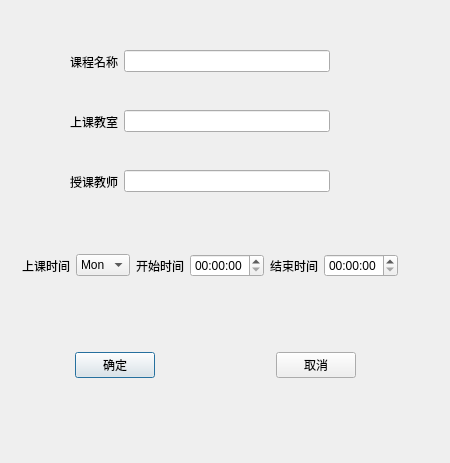
This is newcourse.ui in LuigiNixy/Qt_project as Qt 5 draws it before an edit. The edited form follows.
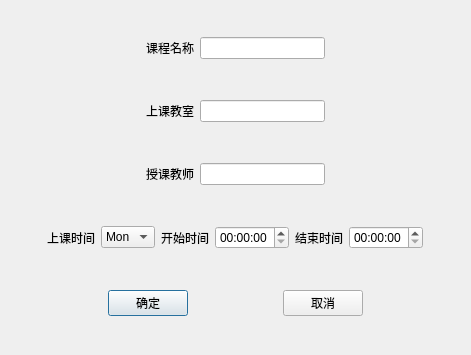
This is the edited form.

```diff
--- a/newcourse.ui
+++ b/newcourse.ui
@@ -6,23 +6,42 @@
    <rect>
     <x>0</x>
     <y>0</y>
-    <width>450</width>
-    <height>463</height>
+    <width>471</width>
+    <height>355</height>
    </rect>
   </property>
+  <property name="sizePolicy">
+   <sizepolicy hsizetype="Fixed" vsizetype="Fixed">
+    <horstretch>0</horstretch>
+    <verstretch>0</verstretch>
+   </sizepolicy>
+  </property>
   <property name="windowTitle">
    <string>Dialog</string>
   </property>
+  <layout class="QVBoxLayout" name="verticalLayout">
+   <item>
   <widget class="QWidget" name="widget" native="true">
-   <property name="geometry">
-    <rect>
-     <x>70</x>
-     <y>40</y>
-     <width>260</width>
-     <height>43</height>
-    </rect>
+     <property name="sizePolicy">
+      <sizepolicy hsizetype="Preferred" vsizetype="Maximum">
+       <horstretch>0</horstretch>
+       <verstretch>0</verstretch>
+      </sizepolicy>
    </property>
    <layout class="QHBoxLayout" name="horizontalLayout">
+      <item>
+       <spacer name="horizontalSpacer_8">
+        <property name="orientation">
+         <enum>Qt::Horizontal</enum>
+        </property>
+        <property name="sizeHint" stdset="0">
+         <size>
+          <width>40</width>
+          <height>20</height>
+         </size>
+        </property>
+       </spacer>
+      </item>
     <item>
      <widget class="QLabel" name="courseName">
       <property name="text">
@@ -33,18 +52,44 @@
     <item>
      <widget class="QLineEdit" name="lineEdit"/>
     </item>
-   </layout>
-  </widget>
+      <item>
+       <spacer name="horizontalSpacer_9">
+        <property name="orientation">
+         <enum>Qt::Horizontal</enum>
+        </property>
+        <property name="sizeHint" stdset="0">
+         <size>
+          <width>40</width>
+          <height>20</height>
+         </size>
+        </property>
+       </spacer>
+      </item>
+     </layout>
+    </widget>
+   </item>
+   <item>
   <widget class="QWidget" name="widget_2" native="true">
-   <property name="geometry">
-    <rect>
-     <x>70</x>
-     <y>100</y>
-     <width>260</width>
-     <height>43</height>
-    </rect>
+     <property name="sizePolicy">
+      <sizepolicy hsizetype="Preferred" vsizetype="Maximum">
+       <horstretch>0</horstretch>
+       <verstretch>0</verstretch>
+      </sizepolicy>
    </property>
    <layout class="QHBoxLayout" name="horizontalLayout_2">
+      <item>
+       <spacer name="horizontalSpacer_6">
+        <property name="orientation">
+         <enum>Qt::Horizontal</enum>
+        </property>
+        <property name="sizeHint" stdset="0">
+         <size>
+          <width>40</width>
+          <height>20</height>
+         </size>
+        </property>
+       </spacer>
+      </item>
     <item>
      <widget class="QLabel" name="classroom">
       <property name="text">
@@ -55,18 +100,44 @@
     <item>
      <widget class="QLineEdit" name="lineEdit_2"/>
     </item>
-   </layout>
-  </widget>
+      <item>
+       <spacer name="horizontalSpacer_7">
+        <property name="orientation">
+         <enum>Qt::Horizontal</enum>
+        </property>
+        <property name="sizeHint" stdset="0">
+         <size>
+          <width>40</width>
+          <height>20</height>
+         </size>
+        </property>
+       </spacer>
+      </item>
+     </layout>
+    </widget>
+   </item>
+   <item>
   <widget class="QWidget" name="widget_3" native="true">
-   <property name="geometry">
-    <rect>
-     <x>70</x>
-     <y>160</y>
-     <width>260</width>
-     <height>43</height>
-    </rect>
+     <property name="sizePolicy">
+      <sizepolicy hsizetype="Preferred" vsizetype="Maximum">
+       <horstretch>0</horstretch>
+       <verstretch>0</verstretch>
+      </sizepolicy>
    </property>
    <layout class="QHBoxLayout" name="horizontalLayout_3">
+      <item>
+       <spacer name="horizontalSpacer_2">
+        <property name="orientation">
+         <enum>Qt::Horizontal</enum>
+        </property>
+        <property name="sizeHint" stdset="0">
+         <size>
+          <width>40</width>
+          <height>20</height>
+         </size>
+        </property>
+       </spacer>
+      </item>
     <item>
      <widget class="QLabel" name="teacherName">
       <property name="text">
@@ -77,16 +148,29 @@
     <item>
      <widget class="QLineEdit" name="lineEdit_3"/>
     </item>
-   </layout>
-  </widget>
+      <item>
+       <spacer name="horizontalSpacer_5">
+        <property name="orientation">
+         <enum>Qt::Horizontal</enum>
+        </property>
+        <property name="sizeHint" stdset="0">
+         <size>
+          <width>40</width>
+          <height>20</height>
+         </size>
+        </property>
+       </spacer>
+      </item>
+     </layout>
+    </widget>
+   </item>
+   <item>
   <widget class="QWidget" name="widget_4" native="true">
-   <property name="geometry">
-    <rect>
-     <x>10</x>
-     <y>230</y>
-     <width>401</width>
-     <height>71</height>
-    </rect>
+     <property name="sizePolicy">
+      <sizepolicy hsizetype="Preferred" vsizetype="Maximum">
+       <horstretch>0</horstretch>
+       <verstretch>0</verstretch>
+      </sizepolicy>
    </property>
    <layout class="QHBoxLayout" name="horizontalLayout_4">
     <item>
@@ -183,16 +267,29 @@
     </item>
    </layout>
   </widget>
+   </item>
+   <item>
   <widget class="QWidget" name="widget_5" native="true">
-   <property name="geometry">
-    <rect>
-     <x>75</x>
-     <y>340</y>
-     <width>281</width>
-     <height>51</height>
-    </rect>
+     <property name="sizePolicy">
+      <sizepolicy hsizetype="Preferred" vsizetype="Maximum">
+       <horstretch>0</horstretch>
+       <verstretch>0</verstretch>
+      </sizepolicy>
    </property>
    <layout class="QHBoxLayout" name="horizontalLayout_5">
+      <item>
+       <spacer name="horizontalSpacer_10">
+        <property name="orientation">
+         <enum>Qt::Horizontal</enum>
+        </property>
+        <property name="sizeHint" stdset="0">
+         <size>
+          <width>40</width>
+          <height>20</height>
+         </size>
+        </property>
+       </spacer>
+      </item>
     <item>
      <widget class="QPushButton" name="courseCreate">
       <property name="text">
@@ -220,8 +317,23 @@
       </property>
      </widget>
     </item>
-   </layout>
-  </widget>
+      <item>
+       <spacer name="horizontalSpacer_11">
+        <property name="orientation">
+         <enum>Qt::Horizontal</enum>
+        </property>
+        <property name="sizeHint" stdset="0">
+         <size>
+          <width>40</width>
+          <height>20</height>
+         </size>
+        </property>
+       </spacer>
+      </item>
+     </layout>
+    </widget>
+   </item>
+  </layout>
  </widget>
  <resources/>
  <connections/>
```
Lines whose indentation alone changed are shown as unchanged.
